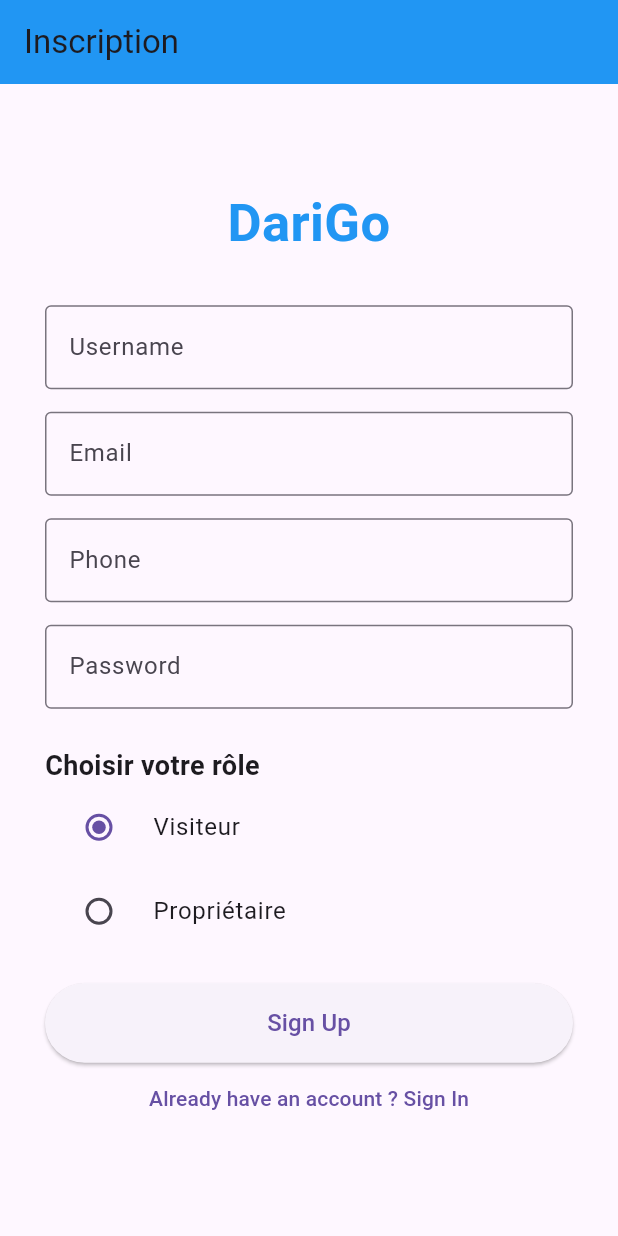
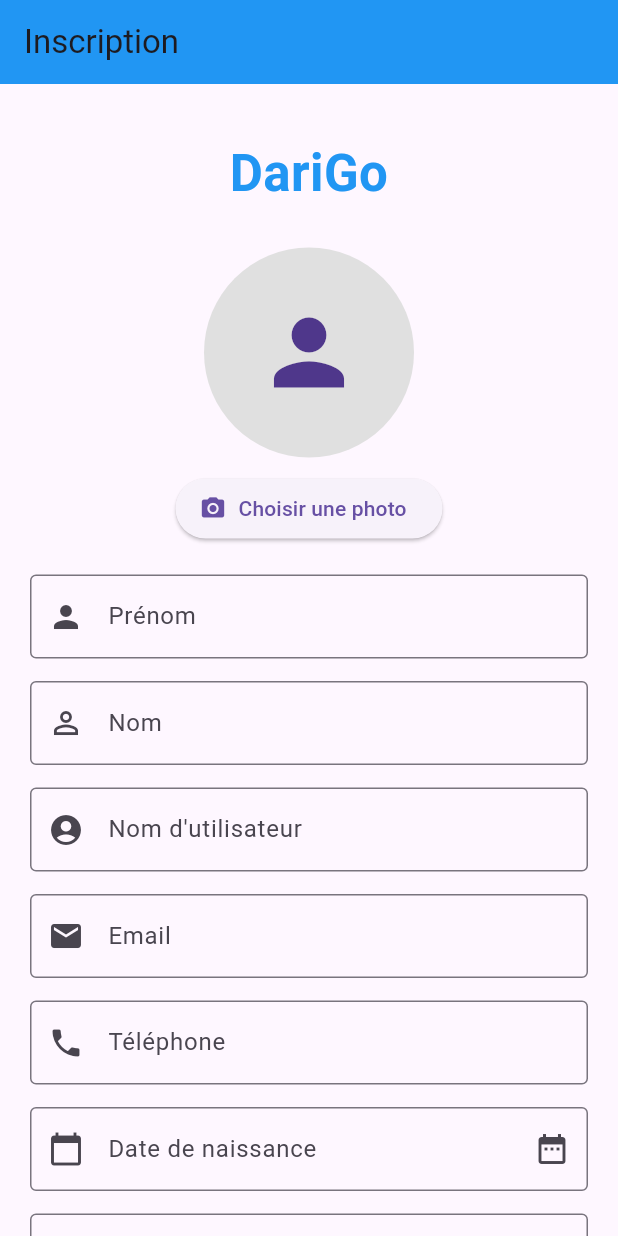
Before and after one commit to tassnimb/DariGo, a Flutter app: the RegisterScreen screen opened directly, on a phone screen of 412 x 824 dp. Run offline on Flutter 3.47's test engine with Material 3 defaults, Android fonts, the phone set to English and light mode, and no system bars; our stand-ins replace image_picker, shared_preferences; accounts and stored records are empty.

Commit message:
Ajout gestion utilisateurs et photo profil

```diff
--- a/Mobile/lib/screens/register_screen.dart
+++ b/Mobile/lib/screens/register_screen.dart
@@ -1,4 +1,6 @@
 import 'package:flutter/material.dart';
+import 'package:image_picker/image_picker.dart';
+import 'dart:typed_data';
 import 'login_screen.dart';
 import '../services/api_service.dart';
 
@@ -10,26 +12,80 @@ class RegisterScreen extends StatefulWidget {
 }
 
 class _RegisterScreenState extends State<RegisterScreen> {
-
+  final firstNameController = TextEditingController();
+  final lastNameController = TextEditingController();
   final usernameController = TextEditingController();
   final emailController = TextEditingController();
   final phoneController = TextEditingController();
   final passwordController = TextEditingController();
+  final confirmPasswordController = TextEditingController();
+
+  DateTime? birthDate;
+ XFile? selectedImage;
+Uint8List? imageBytes;
 
   String role = "visiteur";
 
+  Future<void> pickImage() async {
+  final ImagePicker picker = ImagePicker();
+
+  final XFile? image = await picker.pickImage(
+    source: ImageSource.gallery,
+  );
+
+  if (image != null) {
+    final bytes = await image.readAsBytes();
+
+    setState(() {
+      selectedImage = image;
+      imageBytes = bytes;
+    });
+  }
+}
+
   Future<void> register() async {
+    if (firstNameController.text.isEmpty ||
+        lastNameController.text.isEmpty ||
+        usernameController.text.isEmpty ||
+        emailController.text.isEmpty ||
+        phoneController.text.isEmpty ||
+        passwordController.text.isEmpty ||
+        confirmPasswordController.text.isEmpty ||
+        birthDate == null) {
+      ScaffoldMessenger.of(context).showSnackBar(
+        const SnackBar(
+          content: Text("Veuillez remplir tous les champs"),
+        ),
+      );
+      return;
+    }
+
+    if (passwordController.text !=
+        confirmPasswordController.text) {
+      ScaffoldMessenger.of(context).showSnackBar(
+        const SnackBar(
+          content: Text(
+            "Les mots de passe ne correspondent pas",
+          ),
+        ),
+      );
+      return;
+    }
 
     bool success = await ApiService.register(
-      username: usernameController.text,
-      email: emailController.text,
-      phone: phoneController.text,
+      username: usernameController.text.trim(),
+      firstName: firstNameController.text.trim(),
+      lastName: lastNameController.text.trim(),
+      email: emailController.text.trim(),
+      phone: phoneController.text.trim(),
+      birthDate:
+          birthDate!.toIso8601String().split('T')[0],
       password: passwordController.text,
       role: role,
+      image: selectedImage,
     );
 
     if (success) {
-
       ScaffoldMessenger.of(context).showSnackBar(
         const SnackBar(
           content: Text("Compte créé avec succès"),
@@ -42,9 +98,7 @@ class _RegisterScreenState extends State<RegisterScreen> {
           builder: (_) => const LoginScreen(),
         ),
       );
-
     } else {
-
       ScaffoldMessenger.of(context).showSnackBar(
         const SnackBar(
           content: Text("Erreur d'inscription"),
@@ -53,38 +107,114 @@ class _RegisterScreenState extends State<RegisterScreen> {
     }
   }
 
+  Future<void> selectBirthDate() async {
+    DateTime? pickedDate = await showDatePicker(
+      context: context,
+      initialDate: DateTime(2000),
+      firstDate: DateTime(1950),
+      lastDate: DateTime.now(),
+    );
+
+    if (pickedDate != null) {
+      setState(() {
+        birthDate = pickedDate;
+      });
+    }
+  }
+
   @override
   Widget build(BuildContext context) {
-
     return Scaffold(
       appBar: AppBar(
         title: const Text("Inscription"),
         backgroundColor: Colors.blue,
       ),
-      body: Center(
-        child: SingleChildScrollView(
-          padding: const EdgeInsets.all(30),
+      body: SingleChildScrollView(
+        padding: const EdgeInsets.all(20),
         child: Column(
-            crossAxisAlignment: CrossAxisAlignment.stretch,
+          crossAxisAlignment:
+              CrossAxisAlignment.stretch,
           children: [
+            const SizedBox(height: 15),
 
             const Text(
               "DariGo",
               textAlign: TextAlign.center,
               style: TextStyle(
-                  fontSize: 35,
+                fontSize: 34,
                 fontWeight: FontWeight.bold,
                 color: Colors.blue,
               ),
             ),
 
-              const SizedBox(height: 30),
+            const SizedBox(height: 25),
+
+           Center(
+  child: Column(
+    children: [
+      CircleAvatar(
+        radius: 70,
+        backgroundColor: Colors.grey.shade300,
+        backgroundImage:
+            imageBytes != null
+                ? MemoryImage(imageBytes!)
+                : null,
+        child: imageBytes == null
+            ? const Icon(
+                Icons.person,
+                size: 70,
+              )
+            : null,
+      ),
+
+      const SizedBox(height: 10),
+
+      ElevatedButton.icon(
+        onPressed: pickImage,
+        icon: const Icon(
+          Icons.camera_alt,
+        ),
+        label: const Text(
+          "Choisir une photo",
+        ),
+      ),
+    ],
+  ),
+),
+
+            const SizedBox(height: 20),
+
+            TextField(
+              controller: firstNameController,
+              decoration: const InputDecoration(
+                labelText: "Prénom",
+                border: OutlineInputBorder(),
+                prefixIcon: Icon(Icons.person),
+              ),
+            ),
+
+            const SizedBox(height: 15),
+
+            TextField(
+              controller: lastNameController,
+              decoration: const InputDecoration(
+                labelText: "Nom",
+                border: OutlineInputBorder(),
+                prefixIcon:
+                    Icon(Icons.person_outline),
+              ),
+            ),
+
+            const SizedBox(height: 15),
 
             TextField(
               controller: usernameController,
               decoration: const InputDecoration(
-                  labelText: "Username",
+                labelText:
+                    "Nom d'utilisateur",
                 border: OutlineInputBorder(),
+                prefixIcon:
+                    Icon(Icons.account_circle),
               ),
             ),
 
@@ -92,9 +222,12 @@ class _RegisterScreenState extends State<RegisterScreen> {
 
             TextField(
               controller: emailController,
+              keyboardType:
+                  TextInputType.emailAddress,
               decoration: const InputDecoration(
                 labelText: "Email",
                 border: OutlineInputBorder(),
+                prefixIcon: Icon(Icons.email),
               ),
             ),
 
@@ -102,10 +235,38 @@ class _RegisterScreenState extends State<RegisterScreen> {
 
             TextField(
               controller: phoneController,
+              keyboardType:
+                  TextInputType.phone,
               decoration: const InputDecoration(
-                  labelText: "Phone",
+                labelText: "Téléphone",
                 border: OutlineInputBorder(),
+                prefixIcon: Icon(Icons.phone),
               ),
+            ),
+
+            const SizedBox(height: 15),
+
+            TextFormField(
+              readOnly: true,
+              decoration: InputDecoration(
+                labelText:
+                    "Date de naissance",
+                border:
+                    const OutlineInputBorder(),
+                prefixIcon: const Icon(
+                  Icons.calendar_today,
+                ),
+                suffixIcon: IconButton(
+                  icon:
+                      const Icon(Icons.date_range),
+                  onPressed:
+                      selectBirthDate,
+                ),
+                hintText: birthDate == null
+                    ? "Choisir une date"
+                    : "${birthDate!.day}/${birthDate!.month}/${birthDate!.year}",
+              ),
+              onTap: selectBirthDate,
             ),
 
             const SizedBox(height: 15),
@@ -114,8 +275,24 @@ class _RegisterScreenState extends State<RegisterScreen> {
               controller: passwordController,
               obscureText: true,
               decoration: const InputDecoration(
-                  labelText: "Password",
+                labelText: "Mot de passe",
                 border: OutlineInputBorder(),
+                prefixIcon: Icon(Icons.lock),
+              ),
+            ),
+
+            const SizedBox(height: 15),
+
+            TextField(
+              controller:
+                  confirmPasswordController,
+              obscureText: true,
+              decoration: const InputDecoration(
+                labelText:
+                    "Confirmer le mot de passe",
+                border: OutlineInputBorder(),
+                prefixIcon:
+                    Icon(Icons.lock_outline),
               ),
             ),
 
@@ -125,12 +302,14 @@ class _RegisterScreenState extends State<RegisterScreen> {
               "Choisir votre rôle",
               style: TextStyle(
                 fontSize: 18,
-                  fontWeight: FontWeight.bold,
+                fontWeight:
+                    FontWeight.bold,
               ),
             ),
 
             RadioListTile<String>(
-                title: const Text("Visiteur"),
+              title:
+                  const Text("Visiteur"),
               value: "visiteur",
               groupValue: role,
               onChanged: (value) {
@@ -141,7 +320,8 @@ class _RegisterScreenState extends State<RegisterScreen> {
             ),
 
             RadioListTile<String>(
-                title: const Text("Propriétaire"),
+              title: const Text(
+                  "Propriétaire"),
               value: "proprietaire",
               groupValue: role,
               onChanged: (value) {
@@ -151,16 +331,26 @@ class _RegisterScreenState extends State<RegisterScreen> {
               },
             ),
 
-              const SizedBox(height: 20),
+            const SizedBox(height: 25),
 
             ElevatedButton(
               onPressed: register,
-                style: ElevatedButton.styleFrom(
-                  padding: const EdgeInsets.symmetric(vertical: 15),
+              style:
+                  ElevatedButton.styleFrom(
+                backgroundColor:
+                    Colors.blue,
+                foregroundColor:
+                    Colors.white,
+                padding:
+                    const EdgeInsets.symmetric(
+                  vertical: 16,
+                ),
               ),
               child: const Text(
-                  "Sign Up",
-                  style: TextStyle(fontSize: 16),
+                "Créer un compte",
+                style: TextStyle(
+                  fontSize: 18,
+                ),
               ),
             ),
 
@@ -169,18 +359,18 @@ class _RegisterScreenState extends State<RegisterScreen> {
                 Navigator.pushReplacement(
                   context,
                   MaterialPageRoute(
-                      builder: (_) => const LoginScreen(),
+                    builder: (_) =>
+                        const LoginScreen(),
                   ),
                 );
               },
               child: const Text(
-                  "Already have an account ? Sign In",
+                "Vous avez déjà un compte ? Se connecter",
               ),
             ),
           ],
         ),
       ),
-      ),
     );
   }
 }
```
Also changed, not shown: Mobile/lib/services/api_service.dart (+45 -13 lines), 4 other files. Lines whose indentation alone changed are shown as unchanged.
